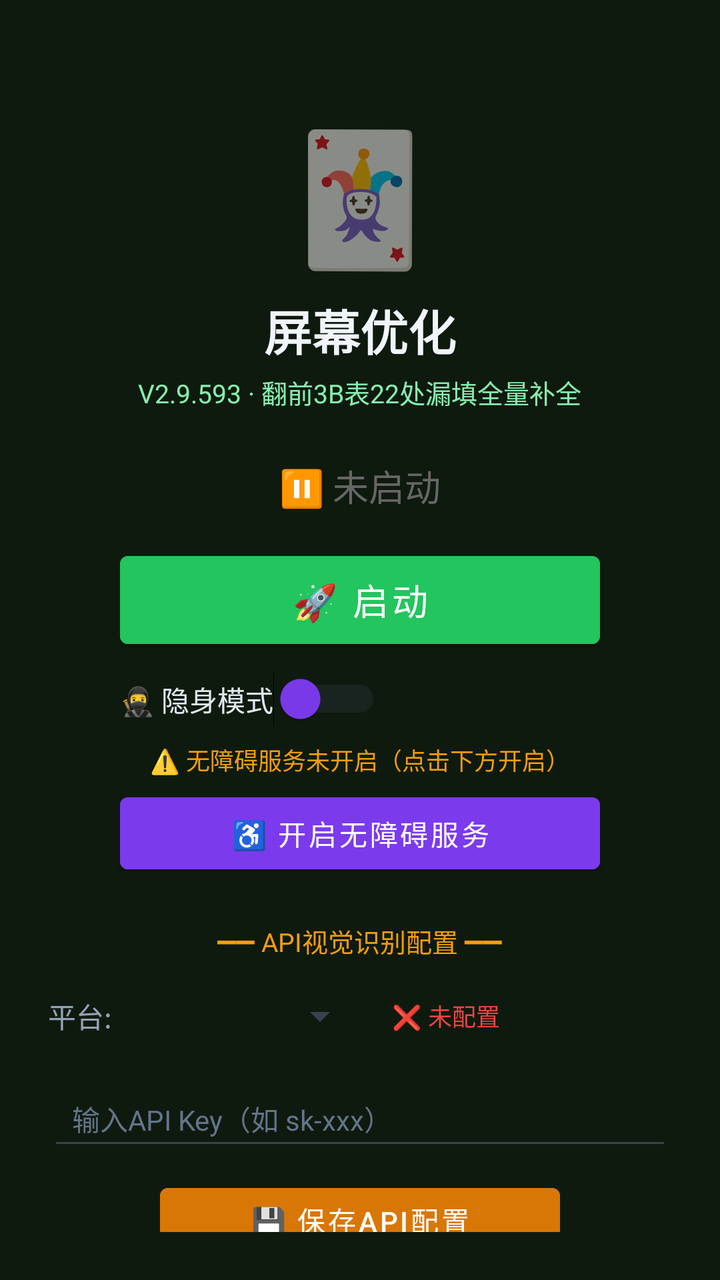
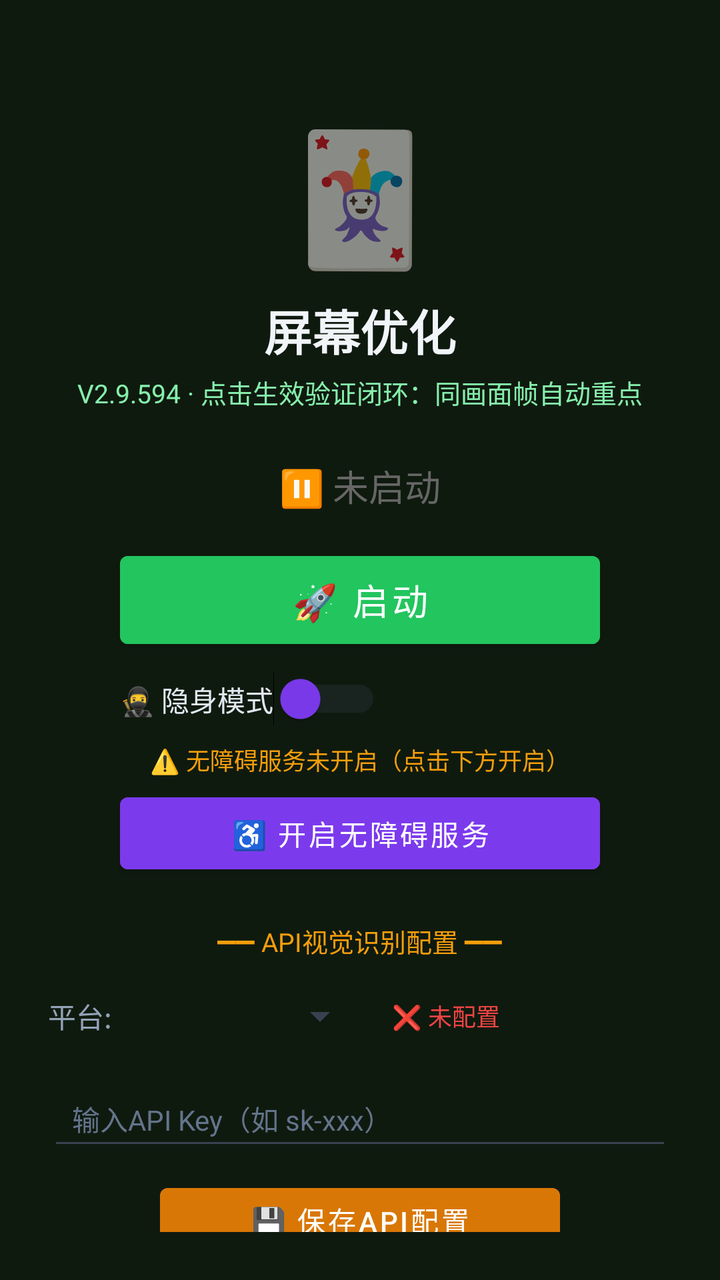

Compare the two renders of this Android layout. The source of the first and the diff that turns it into the second are given below.
<!-- AndroidManifest.xml: activity theme Theme.MjScreenshot -->
<!-- res/layout/activity_main.xml -->
<?xml version="1.0" encoding="utf-8"?>
<LinearLayout xmlns:android="http://schemas.android.com/apk/res/android"
    android:layout_width="match_parent"
    android:layout_height="match_parent"
    android:orientation="vertical"
    android:background="#0f1a0f"
    android:padding="24dp"
    android:gravity="center_horizontal">

    <TextView
        android:layout_width="wrap_content"
        android:layout_height="wrap_content"
        android:text="🃏"
        android:textSize="64sp"
        android:layout_marginTop="30dp" />

    <TextView
        android:layout_width="wrap_content"
        android:layout_height="wrap_content"
        android:text="屏幕优化"
        android:textSize="24sp"
        android:textColor="#f1f5f9"
        android:textStyle="bold"
        android:layout_marginTop="8dp" />

    <TextView
        android:layout_width="wrap_content"
        android:layout_height="wrap_content"
        android:text="V2.9.593 · 翻前3B表22处漏填全量补全"
        android:textSize="13sp"
        android:textColor="#86efac"
        android:layout_marginTop="4dp" />

    <TextView
        android:id="@+id/tvStatus"
        android:layout_width="wrap_content"
        android:layout_height="wrap_content"
        android:text="⏸ 未启动"
        android:textSize="18sp"
        android:textColor="#666666"
        android:layout_marginTop="24dp" />

    <Button
        android:id="@+id/btnStart"
        android:layout_width="240dp"
        android:layout_height="56dp"
        android:text="🚀 启动"
        android:textSize="18sp"
        android:textColor="#ffffff"
        android:backgroundTint="#22c55e"
        android:layout_marginTop="16dp" />

    <Button
        android:id="@+id/btnHelper"
        android:layout_width="240dp"
        android:layout_height="56dp"
        android:text="🃏 打开智囊"
        android:textSize="16sp"
        android:textColor="#ffffff"
        android:backgroundTint="#16a34a"
        android:layout_marginTop="12dp"
        android:visibility="gone" />

    
    <LinearLayout
        android:layout_width="240dp"
        android:layout_height="wrap_content"
        android:orientation="horizontal"
        android:gravity="center_vertical"
        android:layout_marginTop="8dp">

        <Switch
            android:id="@+id/switchStealth"
            android:layout_width="wrap_content"
            android:layout_height="wrap_content"
            android:text="🥷 隐身模式"
            android:textColor="#e2e8f0"
            android:textSize="14sp"
            android:thumbTint="#7c3aed"
            android:trackTint="#374151" />
    </LinearLayout>

    <TextView
        android:id="@+id/tvAccessibilityStatus"
        android:layout_width="wrap_content"
        android:layout_height="wrap_content"
        android:text="⚠️ 无障碍服务未开启（点击下方开启）"
        android:textSize="12sp"
        android:textColor="#f59e0b"
        android:layout_marginTop="8dp"
        android:gravity="center" />

    <Button
        android:id="@+id/btnAccessibility"
        android:layout_width="240dp"
        android:layout_height="48dp"
        android:text="♿ 开启无障碍服务"
        android:textSize="14sp"
        android:textColor="#ffffff"
        android:backgroundTint="#7c3aed"
        android:layout_marginTop="4dp" />

    <TextView
        android:layout_width="wrap_content"
        android:layout_height="wrap_content"
        android:text="━━ API视觉识别配置 ━━"
        android:textSize="13sp"
        android:textColor="#f59e0b"
        android:layout_marginTop="20dp" />

    <LinearLayout
        android:layout_width="match_parent"
        android:layout_height="wrap_content"
        android:orientation="horizontal"
        android:layout_marginTop="8dp"
        android:gravity="center_vertical">

        <TextView
            android:layout_width="wrap_content"
            android:layout_height="wrap_content"
            android:text="平台:"
            android:textSize="14sp"
            android:textColor="#94a3b8" />

        <Spinner
            android:id="@+id/spinnerProvider"
            android:layout_width="120dp"
            android:layout_height="40dp"
            android:layout_marginStart="8dp"
            android:backgroundTint="#374151" />

        <TextView
            android:id="@+id/tvApiStatus"
            android:layout_width="wrap_content"
            android:layout_height="wrap_content"
            android:text="❌ 未配置"
            android:textSize="12sp"
            android:textColor="#ef4444"
            android:layout_marginStart="12dp" />
    </LinearLayout>

    <EditText
        android:id="@+id/etApiKey"
        android:layout_width="match_parent"
        android:layout_height="44dp"
        android:hint="输入API Key（如 sk-xxx）"
        android:textSize="14sp"
        android:textColor="#e2e8f0"
        android:textColorHint="#64748b"
        android:backgroundTint="#374151"
        android:inputType="textPassword"
        android:layout_marginTop="8dp"
        android:paddingStart="12dp"
        android:paddingEnd="12dp" />

    <Button
        android:id="@+id/btnSaveApi"
        android:layout_width="200dp"
        android:layout_height="44dp"
        android:text="💾 保存API配置"
        android:textSize="14sp"
        android:textColor="#ffffff"
        android:backgroundTint="#d97706"
        android:layout_marginTop="8dp" />

    <TextView
        android:id="@+id/tvHint"
        android:layout_width="wrap_content"
        android:layout_height="wrap_content"
        android:text="先点上方按钮启动截屏"
        android:textSize="13sp"
        android:textColor="#666666"
        android:layout_marginTop="12dp"
        android:gravity="center" />

    <TextView
        android:layout_width="wrap_content"
        android:layout_height="wrap_content"
        android:text="使用步骤：\n1. 配置API Key（支持OpenAI/通义千问VL/硅基流动）\n2. 点「开启无障碍服务」→ 开启\n3. 开启「🥷隐身模式」(反检测)\n4. 点「启动」→ 允许悬浮窗\n5. 打牌时点屏幕上的🎯悬浮球即可截屏识别\n★ 拖动悬浮球可移到不挡牌的位置 ★\n★ 长按悬浮球可展开/收起详细面板 ★\n★ 悬浮球边框颜色=建议：绿=加注 橙=跟注 红=弃牌 ★"
        android:textSize="12sp"
        android:textColor="#64748b"
        android:layout_marginTop="12dp"
        android:lineSpacingExtra="3dp" />

</LinearLayout>
<!-- resources referenced by this layout -->
<resources>
  <style name="Theme.MjScreenshot" parent="Theme.MaterialComponents.DayNight.DarkActionBar">
          <item name="colorPrimary">#1e40af</item>
          <item name="colorPrimaryVariant">#1e3a8a</item>
          <item name="colorOnPrimary">#ffffff</item>
          <item name="android:statusBarColor">#0f172a</item>
      </style>
</resources>

<!-- the commit's change to res/layout/activity_main.xml (unified diff, before → after) -->
@@ -26,7 +26,7 @@
     <TextView
         android:layout_width="wrap_content"
         android:layout_height="wrap_content"
-        android:text="V2.9.593 · 翻前3B表22处漏填全量补全"
+        android:text="V2.9.594 · 点击生效验证闭环：同画面帧自动重点"
         android:textSize="13sp"
         android:textColor="#86efac"
         android:layout_marginTop="4dp" />
